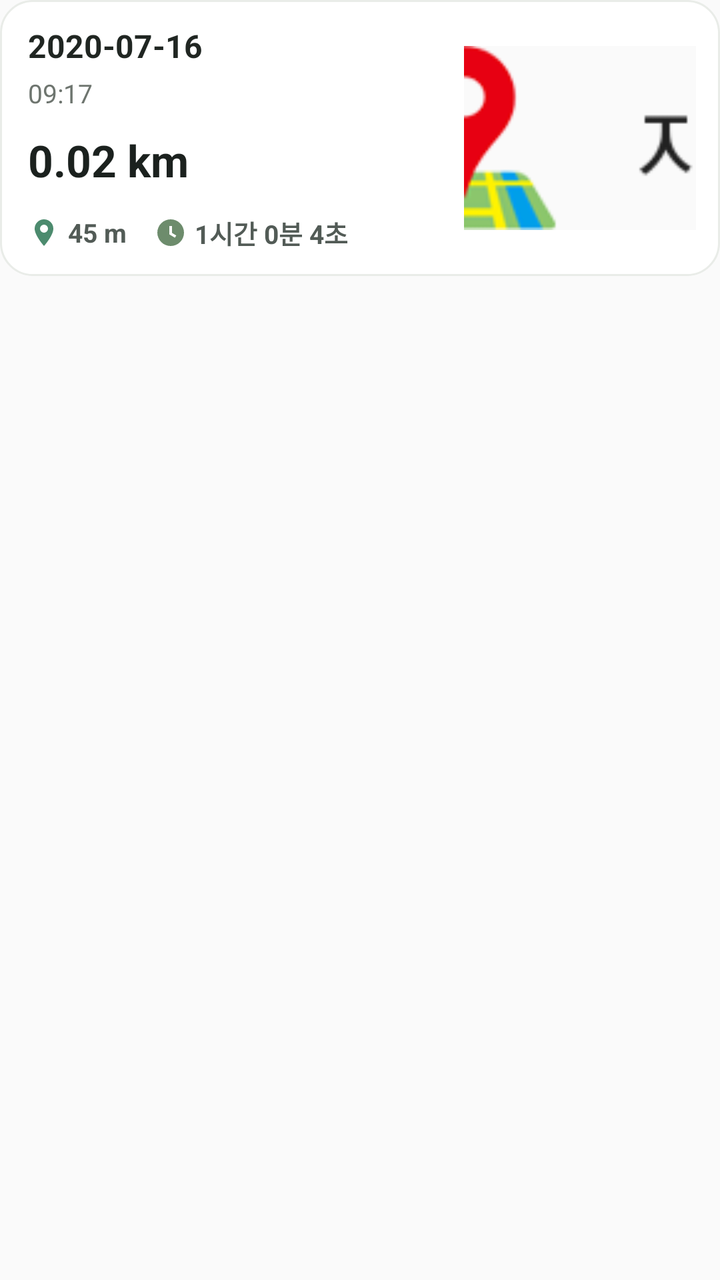
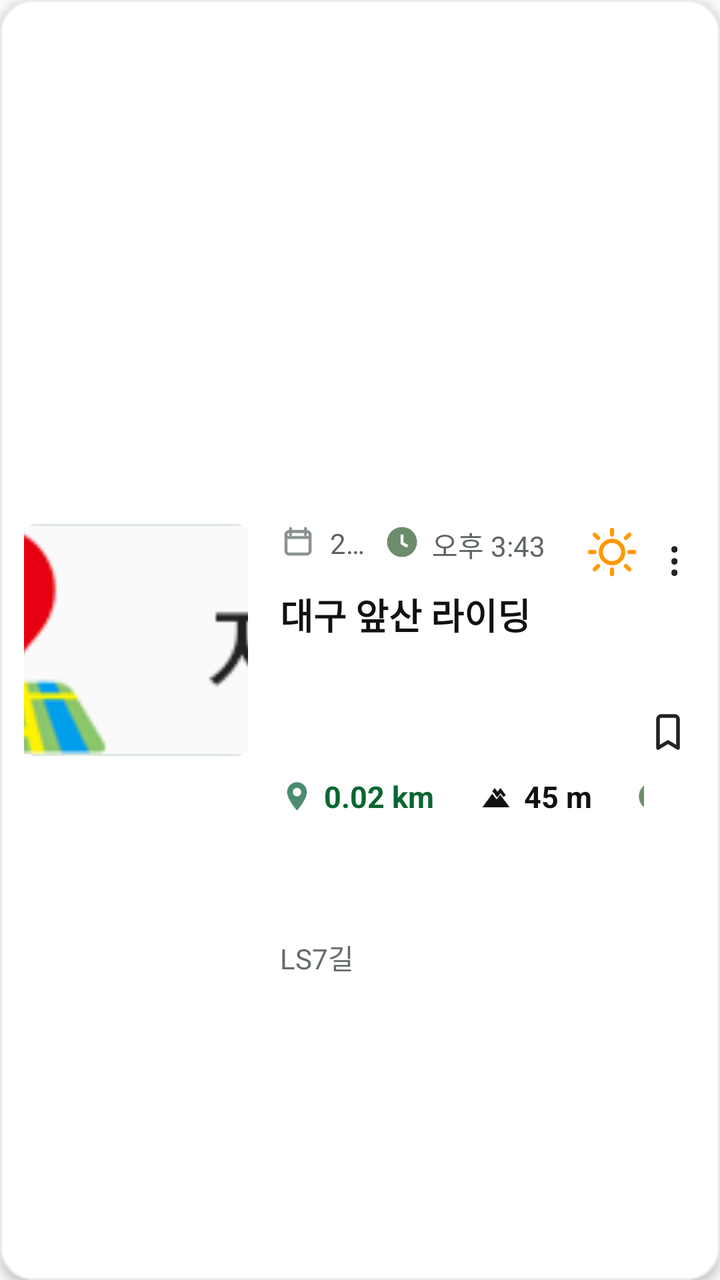

Screens rendered from an Android XML layout before and after an edit, with the pre-edit source and the edit as a unified diff.
<!-- AndroidManifest.xml: application theme AppTheme -->
<!-- res/layout/myreport_item.xml -->
<?xml version="1.0" encoding="utf-8"?>
<LinearLayout xmlns:android="http://schemas.android.com/apk/res/android"
    xmlns:app="http://schemas.android.com/apk/res-auto"
    xmlns:tools="http://schemas.android.com/tools"
    android:layout_width="match_parent"
    android:layout_height="wrap_content"
    android:orientation="vertical"
    android:paddingBottom="12dp">

    <TextView
        android:id="@+id/record_recent_label"
        android:layout_width="wrap_content"
        android:layout_height="wrap_content"
        android:layout_marginStart="6dp"
        android:layout_marginBottom="10dp"
        android:text="2020-07-16 09:17"
        android:textColor="#646C67"
        android:textSize="13sp"
        android:visibility="gone"
        tools:visibility="visible" />

    <TextView
        android:id="@+id/record_section_label"
        android:layout_width="wrap_content"
        android:layout_height="wrap_content"
        android:layout_marginStart="6dp"
        android:layout_marginBottom="10dp"
        android:text="이전 기록"
        android:textColor="#646C67"
        android:textSize="13sp"
        android:textStyle="bold"
        android:visibility="gone"
        tools:visibility="visible" />

    <androidx.constraintlayout.widget.ConstraintLayout
        android:id="@+id/viewClick"
        android:layout_width="match_parent"
        android:layout_height="wrap_content"
        android:background="@drawable/record_card_bg"
        android:clickable="true"
        android:focusable="true"
        android:paddingStart="14dp"
        android:paddingTop="12dp"
        android:paddingEnd="12dp"
        android:paddingBottom="12dp">

        <TextView
            android:id="@+id/record_name"
            android:layout_width="0dp"
            android:layout_height="wrap_content"
            android:text="2020-07-16"
            android:textColor="#202622"
            android:textSize="16sp"
            android:textStyle="bold"
            app:layout_constraintEnd_toStartOf="@+id/myimage"
            app:layout_constraintStart_toStartOf="parent"
            app:layout_constraintTop_toTopOf="parent" />

        <TextView
            android:id="@+id/record_date"
            android:layout_width="0dp"
            android:layout_height="wrap_content"
            android:layout_marginTop="4dp"
            android:text="09:17"
            android:textColor="#6E756F"
            android:textSize="13sp"
            app:layout_constraintEnd_toStartOf="@+id/myimage"
            app:layout_constraintStart_toStartOf="parent"
            app:layout_constraintTop_toBottomOf="@+id/record_name" />

        <TextView
            android:id="@+id/my_dis"
            android:layout_width="0dp"
            android:layout_height="wrap_content"
            android:layout_marginTop="10dp"
            android:text="0.02 km"
            android:textColor="#1B211E"
            android:textSize="22sp"
            android:textStyle="bold"
            app:layout_constraintEnd_toStartOf="@+id/myimage"
            app:layout_constraintStart_toStartOf="parent"
            app:layout_constraintTop_toBottomOf="@+id/record_date" />

        <LinearLayout
            android:id="@+id/meta_row"
            android:layout_width="0dp"
            android:layout_height="wrap_content"
            android:layout_marginTop="12dp"
            android:gravity="center_vertical"
            android:orientation="horizontal"
            app:layout_constraintEnd_toStartOf="@+id/myimage"
            app:layout_constraintStart_toStartOf="parent"
            app:layout_constraintTop_toBottomOf="@+id/my_dis">

            <ImageView
                android:layout_width="16dp"
                android:layout_height="16dp"
                android:src="@drawable/riding_ic_pin" />

            <TextView
                android:id="@+id/my_get"
                android:layout_width="wrap_content"
                android:layout_height="wrap_content"
                android:layout_marginStart="4dp"
                android:text="45 m"
                android:textColor="#525B56"
                android:textSize="13sp"
                android:textStyle="bold" />

            <ImageView
                android:layout_width="16dp"
                android:layout_height="16dp"
                android:layout_marginStart="14dp"
                android:src="@drawable/riding_ic_clock" />

            <TextView
                android:id="@+id/my_time"
                android:layout_width="wrap_content"
                android:layout_height="wrap_content"
                android:layout_marginStart="4dp"
                android:text="1시간 0분 4초"
                android:textColor="#525B56"
                android:textSize="13sp"
                android:textStyle="bold" />
        </LinearLayout>

        <TextView
            android:id="@+id/record_adress"
            android:layout_width="0dp"
            android:layout_height="wrap_content"
            android:visibility="gone"
            app:layout_constraintStart_toStartOf="parent"
            app:layout_constraintTop_toBottomOf="@id/meta_row" />

        <ImageView
            android:id="@+id/myimage"
            android:layout_width="116dp"
            android:layout_height="92dp"
            android:background="@drawable/record_thumb_bg"
            android:scaleType="centerCrop"
            android:src="@drawable/tap_map"
            app:layout_constraintBottom_toBottomOf="parent"
            app:layout_constraintEnd_toEndOf="parent"
            app:layout_constraintTop_toTopOf="parent" />

    </androidx.constraintlayout.widget.ConstraintLayout>

</LinearLayout>
<!-- resources referenced by this layout -->
<resources>
  <!-- drawable record_card_bg (drawable) -->
  <?xml version="1.0" encoding="utf-8"?>
  <shape xmlns:android="http://schemas.android.com/apk/res/android">
      <solid android:color="#FFFFFF" />
      <corners android:radius="16dp" />
      <stroke
          android:width="1dp"
          android:color="#E9ECE8" />
  </shape>
  <!-- drawable record_thumb_bg (drawable) -->
  <?xml version="1.0" encoding="utf-8"?>
  <shape xmlns:android="http://schemas.android.com/apk/res/android">
      <solid android:color="#F4F7F4" />
      <corners android:radius="14dp" />
  </shape>
  <!-- drawable riding_ic_clock (drawable) -->
  <vector xmlns:android="http://schemas.android.com/apk/res/android"
      android:width="20dp"
      android:height="20dp"
      android:viewportWidth="24"
      android:viewportHeight="24">
      <path
          android:fillColor="#6D8C6C"
          android:pathData="M12,2a10,10 0,1 0,0 20,10 10,0 0,0 0,-20zM11,7h2v5.2l3.2,1.9 -1,1.7L11,13.3V7z" />
  </vector>
  <!-- drawable riding_ic_pin (drawable) -->
  <vector xmlns:android="http://schemas.android.com/apk/res/android"
      android:width="20dp"
      android:height="20dp"
      android:viewportWidth="24"
      android:viewportHeight="24">
      <path
          android:fillColor="#4C8B6E"
          android:pathData="M12,2a7,7 0,0 0,-7 7c0,5.2 7,13 7,13s7,-7.8 7,-13a7,7 0,0 0,-7 -7zM12,12a3,3 0,1 1,0 -6,3 3,0 0,1 0,6z" />
  </vector>
  <style name="AppTheme" parent="Theme.AppCompat.Light.DarkActionBar">
          
          <item name="colorPrimary">@color/colorPrimary</item>
          <item name="colorPrimaryDark">@color/colorPrimaryDark</item>
          <item name="colorAccent">@color/colorAccent</item>
      </style>
  <color name="colorPrimary">#181818</color>
  <color name="colorPrimaryDark">#181818</color>
  <color name="colorAccent">#03DAC5</color>
  <!-- unchanged entries left out for length: 1 -->
</resources>

<!-- the commit's change to res/layout/myreport_item.xml (unified diff, before → after) -->
@@ -1,148 +1,209 @@
 <?xml version="1.0" encoding="utf-8"?>
-<LinearLayout xmlns:android="http://schemas.android.com/apk/res/android"
+<androidx.constraintlayout.widget.ConstraintLayout xmlns:android="http://schemas.android.com/apk/res/android"
     xmlns:app="http://schemas.android.com/apk/res-auto"
     xmlns:tools="http://schemas.android.com/tools"
+    android:id="@+id/viewClick"
     android:layout_width="match_parent"
-    android:layout_height="wrap_content"
-    android:orientation="vertical"
+    android:layout_height="158dp"
+    android:layout_marginBottom="8dp"
+    android:background="@drawable/record_card_bg"
+    android:clickable="true"
+    android:elevation="3dp"
+    android:focusable="true"
+    android:paddingStart="12dp"
+    android:paddingTop="12dp"
+    android:paddingEnd="14dp"
     android:paddingBottom="12dp">
 
-    <TextView
-        android:id="@+id/record_recent_label"
-        android:layout_width="wrap_content"
-        android:layout_height="wrap_content"
-        android:layout_marginStart="6dp"
-        android:layout_marginBottom="10dp"
-        android:text="2020-07-16 09:17"
-        android:textColor="#646C67"
-        android:textSize="13sp"
-        android:visibility="gone"
-        tools:visibility="visible" />
-
-    <TextView
-        android:id="@+id/record_section_label"
-        android:layout_width="wrap_content"
-        android:layout_height="wrap_content"
-        android:layout_marginStart="6dp"
-        android:layout_marginBottom="10dp"
-        android:text="이전 기록"
-        android:textColor="#646C67"
-        android:textSize="13sp"
+    <ImageView
+        android:id="@+id/myimage"
+        android:layout_width="112dp"
+        android:layout_height="116dp"
+        android:background="@drawable/home_map_preview_bg"
+        android:padding="1dp"
+        android:scaleType="centerCrop"
+        android:src="@drawable/tap_map"
+        app:layout_constraintBottom_toBottomOf="parent"
+        app:layout_constraintStart_toStartOf="parent"
+        app:layout_constraintTop_toTopOf="parent" />
+
+    <ImageView
+        android:id="@+id/record_date_icon"
+        android:layout_width="18dp"
+        android:layout_height="18dp"
+        android:layout_marginStart="16dp"
+        android:src="@drawable/records_ic_calendar"
+        app:layout_constraintStart_toEndOf="@id/myimage"
+        app:layout_constraintTop_toTopOf="@id/myimage" />
+
+    <TextView
+        android:id="@+id/record_date"
+        android:layout_width="0dp"
+        android:layout_height="wrap_content"
+        android:layout_marginStart="7dp"
+        android:layout_marginEnd="8dp"
+        android:ellipsize="end"
+        android:maxLines="1"
+        android:text="2026. 05. 16 (금)"
+        android:textColor="#5E6462"
+        android:textSize="14sp"
+        app:layout_constraintEnd_toStartOf="@id/record_time_icon"
+        app:layout_constraintStart_toEndOf="@id/record_date_icon"
+        app:layout_constraintTop_toTopOf="@id/record_date_icon" />
+
+    <ImageView
+        android:id="@+id/record_time_icon"
+        android:layout_width="18dp"
+        android:layout_height="18dp"
+        android:layout_marginEnd="6dp"
+        android:src="@drawable/riding_ic_clock"
+        app:layout_constraintEnd_toStartOf="@id/record_time"
+        app:layout_constraintTop_toTopOf="@id/record_date_icon" />
+
+    <TextView
+        android:id="@+id/record_time"
+        android:layout_width="76dp"
+        android:layout_height="wrap_content"
+        android:ellipsize="end"
+        android:maxLines="1"
+        android:text="오후 3:43"
+        android:textColor="#5E6462"
+        android:textSize="14sp"
+        app:layout_constraintEnd_toStartOf="@id/record_weather_icon"
+        app:layout_constraintTop_toTopOf="@id/record_date_icon" />
+
+    <ImageView
+        android:id="@+id/record_weather_icon"
+        android:layout_width="28dp"
+        android:layout_height="28dp"
+        android:layout_marginEnd="8dp"
+        android:src="@drawable/records_ic_sun"
+        app:layout_constraintEnd_toStartOf="@id/record_more"
+        app:layout_constraintTop_toTopOf="@id/myimage" />
+
+    <TextView
+        android:id="@+id/record_more"
+        android:layout_width="18dp"
+        android:layout_height="28dp"
+        android:gravity="center"
+        android:text="⋮"
+        android:textColor="#222222"
+        android:textSize="24sp"
+        app:layout_constraintEnd_toEndOf="parent"
+        app:layout_constraintTop_toTopOf="@id/myimage" />
+
+    <TextView
+        android:id="@+id/record_name"
+        android:layout_width="0dp"
+        android:layout_height="wrap_content"
+        android:layout_marginStart="16dp"
+        android:layout_marginTop="14dp"
+        android:layout_marginEnd="44dp"
+        android:ellipsize="end"
+        android:maxLines="1"
+        android:text="대구 앞산 라이딩"
+        android:textColor="#111111"
+        android:textSize="18sp"
         android:textStyle="bold"
-        android:visibility="gone"
-        tools:visibility="visible" />
-
-    <androidx.constraintlayout.widget.ConstraintLayout
-        android:id="@+id/viewClick"
-        android:layout_width="match_parent"
-        android:layout_height="wrap_content"
-        android:background="@drawable/record_card_bg"
-        android:clickable="true"
-        android:focusable="true"
-        android:paddingStart="14dp"
-        android:paddingTop="12dp"
-        android:paddingEnd="12dp"
-        android:paddingBottom="12dp">
-
-        <TextView
-            android:id="@+id/record_name"
-            android:layout_width="0dp"
-            android:layout_height="wrap_content"
-            android:text="2020-07-16"
-            android:textColor="#202622"
-            android:textSize="16sp"
-            android:textStyle="bold"
-            app:layout_constraintEnd_toStartOf="@+id/myimage"
-            app:layout_constraintStart_toStartOf="parent"
-            app:layout_constraintTop_toTopOf="parent" />
-
-        <TextView
-            android:id="@+id/record_date"
-            android:layout_width="0dp"
-            android:layout_height="wrap_content"
-            android:layout_marginTop="4dp"
-            android:text="09:17"
-            android:textColor="#6E756F"
-            android:textSize="13sp"
-            app:layout_constraintEnd_toStartOf="@+id/myimage"
-            app:layout_constraintStart_toStartOf="parent"
-            app:layout_constraintTop_toBottomOf="@+id/record_name" />
+        app:layout_constraintEnd_toEndOf="parent"
+        app:layout_constraintStart_toEndOf="@id/myimage"
+        app:layout_constraintTop_toBottomOf="@id/record_date_icon" />
+
+    <LinearLayout
+        android:id="@+id/record_meta_row"
+        android:layout_width="0dp"
+        android:layout_height="wrap_content"
+        android:layout_marginStart="16dp"
+        android:layout_marginTop="18dp"
+        android:gravity="center_vertical"
+        android:orientation="horizontal"
+        app:layout_constraintEnd_toStartOf="@id/record_bookmark_icon"
+        app:layout_constraintStart_toEndOf="@id/myimage"
+        app:layout_constraintTop_toBottomOf="@id/record_name">
+
+        <ImageView
+            android:layout_width="17dp"
+            android:layout_height="17dp"
+            android:src="@drawable/riding_ic_pin" />
 
         <TextView
             android:id="@+id/my_dis"
-            android:layout_width="0dp"
+            android:layout_width="wrap_content"
             android:layout_height="wrap_content"
-            android:layout_marginTop="10dp"
+            android:layout_marginStart="5dp"
             android:text="0.02 km"
-            android:textColor="#1B211E"
-            android:textSize="22sp"
-            android:textStyle="bold"
-            app:layout_constraintEnd_toStartOf="@+id/myimage"
-            app:layout_constraintStart_toStartOf="parent"
-            app:layout_constraintTop_toBottomOf="@+id/record_date" />
-
-        <LinearLayout
-            android:id="@+id/meta_row"
-            android:layout_width="0dp"
+            android:textColor="#096631"
+            android:textSize="15sp"
+            android:textStyle="bold" />
+
+        <ImageView
+            android:layout_width="18dp"
+            android:layout_height="18dp"
+            android:layout_marginStart="22dp"
+            android:src="@drawable/ic_mountain_home" />
+
+        <TextView
+            android:id="@+id/my_get"
+            android:layout_width="wrap_content"
             android:layout_height="wrap_content"
-            android:layout_marginTop="12dp"
-            android:gravity="center_vertical"
-            android:orientation="horizontal"
-            app:layout_constraintEnd_toStartOf="@+id/myimage"
-            app:layout_constraintStart_toStartOf="parent"
-            app:layout_constraintTop_toBottomOf="@+id/my_dis">
-
-            <ImageView
-                android:layout_width="16dp"
-                android:layout_height="16dp"
-                android:src="@drawable/riding_ic_pin" />
-
-            <TextView
-                android:id="@+id/my_get"
-                android:layout_width="wrap_content"
-                android:layout_height="wrap_content"
-                android:layout_marginStart="4dp"
-                android:text="45 m"
-                android:textColor="#525B56"
-                android:textSize="13sp"
-                android:textStyle="bold" />
-
-            <ImageView
-                android:layout_width="16dp"
-                android:layout_height="16dp"
-                android:layout_marginStart="14dp"
-                android:src="@drawable/riding_ic_clock" />
-
-            <TextView
-                android:id="@+id/my_time"
-                android:layout_width="wrap_content"
-                android:layout_height="wrap_content"
-                android:layout_marginStart="4dp"
-                android:text="1시간 0분 4초"
-                android:textColor="#525B56"
-                android:textSize="13sp"
-                android:textStyle="bold" />
-        </LinearLayout>
+            android:layout_marginStart="5dp"
+            android:text="45 m"
+            android:textColor="#111111"
+            android:textSize="15sp"
+            android:textStyle="bold" />
+
+        <ImageView
+            android:layout_width="17dp"
+            android:layout_height="17dp"
+            android:layout_marginStart="22dp"
+            android:src="@drawable/riding_ic_clock" />
 
         <TextView
-            android:id="@+id/record_adress"
-            android:layout_width="0dp"
+            android:id="@+id/my_time"
+            android:layout_width="wrap_content"
             android:layout_height="wrap_content"
-            android:visibility="gone"
-            app:layout_constraintStart_toStartOf="parent"
-            app:layout_constraintTop_toBottomOf="@id/meta_row" />
-
-        <ImageView
-            android:id="@+id/myimage"
-            android:layout_width="116dp"
-            android:layout_height="92dp"
-            android:background="@drawable/record_thumb_bg"
-            android:scaleType="centerCrop"
-            android:src="@drawable/tap_map"
-            app:layout_constraintBottom_toBottomOf="parent"
-            app:layout_constraintEnd_toEndOf="parent"
-            app:layout_constraintTop_toTopOf="parent" />
-
-    </androidx.constraintlayout.widget.ConstraintLayout>
-
-</LinearLayout>
+            android:layout_marginStart="5dp"
+            android:text="1시간 0분"
+            android:textColor="#111111"
+            android:textSize="15sp"
+            android:textStyle="bold" />
+    </LinearLayout>
+
+    <TextView
+        android:id="@+id/record_adress"
+        android:layout_width="0dp"
+        android:layout_height="wrap_content"
+        android:layout_marginStart="16dp"
+        android:layout_marginTop="10dp"
+        android:layout_marginEnd="44dp"
+        android:ellipsize="end"
+        android:maxLines="1"
+        android:text="LS7길"
+        android:textColor="#646C67"
+        android:textSize="14sp"
+        app:layout_constraintEnd_toEndOf="parent"
+        app:layout_constraintStart_toEndOf="@id/myimage"
+        app:layout_constraintTop_toBottomOf="@id/record_meta_row" />
+
+    <ImageView
+        android:id="@+id/record_bookmark_icon"
+        android:layout_width="24dp"
+        android:layout_height="24dp"
+        android:src="@drawable/drawer_ic_bookmark_custom"
+        app:layout_constraintBottom_toBottomOf="@id/myimage"
+        app:layout_constraintEnd_toEndOf="parent" />
+
+    <TextView
+        android:id="@+id/record_recent_label"
+        android:layout_width="1dp"
+        android:layout_height="1dp"
+        android:visibility="gone"
+        tools:visibility="gone" />
+
+    <TextView
+        android:id="@+id/record_section_label"
+        android:layout_width="1dp"
+        android:layout_height="1dp"
+        android:visibility="gone"
+        tools:visibility="gone" />
+</androidx.constraintlayout.widget.ConstraintLayout>
<!-- resource entries referenced after the edit -->
@@ -1,5 +1,36 @@
 <!-- resources referenced by this layout -->
 <resources>
+  <!-- drawable drawer_ic_bookmark_custom (drawable) -->
+  <vector xmlns:android="http://schemas.android.com/apk/res/android"
+      android:width="24dp"
+      android:height="24dp"
+      android:viewportWidth="24"
+      android:viewportHeight="24">
+      <path
+          android:fillColor="#00000000"
+          android:pathData="M7,5.5c0,-0.8 0.7,-1.5 1.5,-1.5h7c0.8,0 1.5,0.7 1.5,1.5V20l-5,-3 -5,3z"
+          android:strokeWidth="1.8"
+          android:strokeColor="#202423"
+          android:strokeLineJoin="round"
+          android:strokeLineCap="round" />
+  </vector>
+  <!-- drawable home_map_preview_bg (drawable) -->
+  <?xml version="1.0" encoding="utf-8"?>
+  <shape xmlns:android="http://schemas.android.com/apk/res/android"
+      android:shape="rectangle">
+      <solid android:color="#DDE8DD" />
+      <corners android:radius="6dp" />
+  </shape>
+  <!-- drawable ic_mountain_home (drawable) -->
+  <vector xmlns:android="http://schemas.android.com/apk/res/android"
+      android:width="20dp"
+      android:height="20dp"
+      android:viewportWidth="24"
+      android:viewportHeight="24">
+      <path
+          android:fillColor="#111111"
+          android:pathData="M3,19l6.5,-9 2.8,3.8 2.5,-3.1L21,19zM9.5,8.5l1.6,-2.3L13,8.7 15,6.2 18.5,11l-1.6,1.2L15,9.7l-2.3,2.8 -1.6,-2.2L11,10z" />
+  </vector>
   <!-- drawable record_card_bg (drawable) -->
   <?xml version="1.0" encoding="utf-8"?>
   <shape xmlns:android="http://schemas.android.com/apk/res/android">
@@ -9,12 +40,33 @@
           android:width="1dp"
           android:color="#E9ECE8" />
   </shape>
-  <!-- drawable record_thumb_bg (drawable) -->
-  <?xml version="1.0" encoding="utf-8"?>
-  <shape xmlns:android="http://schemas.android.com/apk/res/android">
-      <solid android:color="#F4F7F4" />
-      <corners android:radius="14dp" />
-  </shape>
+  <!-- drawable records_ic_calendar (drawable) -->
+  <vector xmlns:android="http://schemas.android.com/apk/res/android"
+      android:width="18dp"
+      android:height="18dp"
+      android:viewportWidth="24"
+      android:viewportHeight="24">
+      <path
+          android:fillColor="#00000000"
+          android:pathData="M7,3v4M17,3v4M4,9h16M6,5h12c1.1,0 2,0.9 2,2v11c0,1.1 -0.9,2 -2,2H6c-1.1,0 -2,-0.9 -2,-2V7c0,-1.1 0.9,-2 2,-2z"
+          android:strokeWidth="2"
+          android:strokeColor="#8B9290"
+          android:strokeLineJoin="round"
+          android:strokeLineCap="round" />
+  </vector>
+  <!-- drawable records_ic_sun (drawable) -->
+  <vector xmlns:android="http://schemas.android.com/apk/res/android"
+      android:width="28dp"
+      android:height="28dp"
+      android:viewportWidth="24"
+      android:viewportHeight="24">
+      <path
+          android:fillColor="#00000000"
+          android:pathData="M12,7.2a4.8,4.8 0,1 0,0 9.6a4.8,4.8 0,0 0,0 -9.6zM12,2.5v2M12,19.5v2M4.6,4.6l1.4,1.4M18,18l1.4,1.4M2.5,12h2M19.5,12h2M4.6,19.4L6,18M18,6l1.4,-1.4"
+          android:strokeWidth="1.8"
+          android:strokeColor="#FF9900"
+          android:strokeLineCap="round" />
+  </vector>
   <!-- drawable riding_ic_clock (drawable) -->
   <vector xmlns:android="http://schemas.android.com/apk/res/android"
       android:width="20dp"
